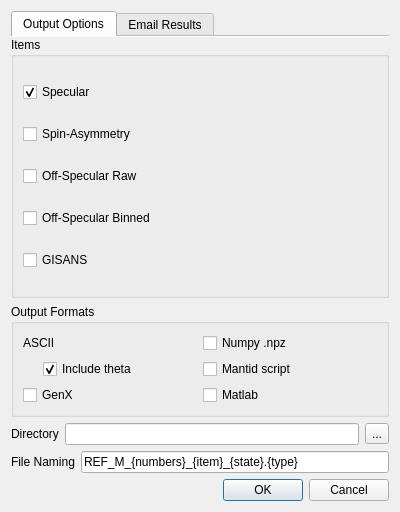
First picture: the form in reflectivity_ui/ui/ui_reduce_dialog.ui, repository neutrons/reflectivity_ui, before the edit.
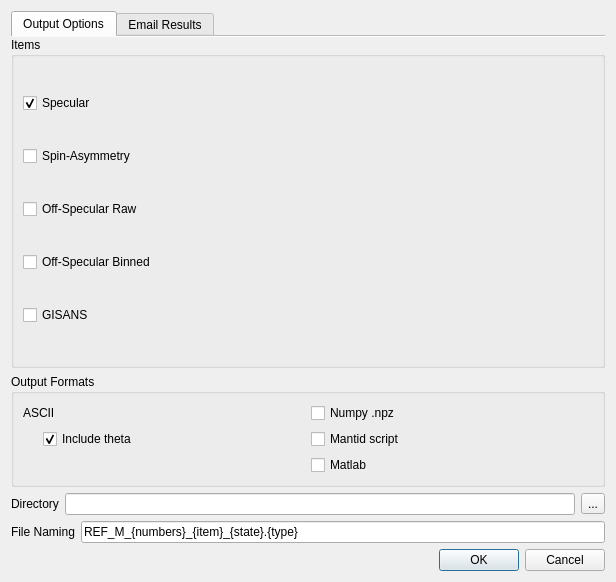
Second picture: the form after the edit. Icons and pictures are not drawn.

Commit message: delete all references to genx in the souce code

Patch:
```diff
--- a/reflectivity_ui/ui/ui_reduce_dialog.ui
+++ b/reflectivity_ui/ui/ui_reduce_dialog.ui
@@ -6,8 +6,8 @@
    <rect>
     <x>0</x>
     <y>0</y>
-    <width>400</width>
-    <height>512</height>
+    <width>616</width>
+    <height>582</height>
    </rect>
   </property>
   <property name="windowTitle">
@@ -112,13 +112,6 @@
             </property>
            </widget>
           </item>
-          <item row="2" column="0">
-           <widget class="QCheckBox" name="genx">
-            <property name="text">
-             <string>GenX</string>
-            </property>
-           </widget>
-          </item>
           <item row="1" column="0">
            <layout class="QHBoxLayout" name="horizontalLayout">
             <item>
```
Left out of the diff: 2 changed lines with no effect on the pictures. The commit also changes 3 other files.
